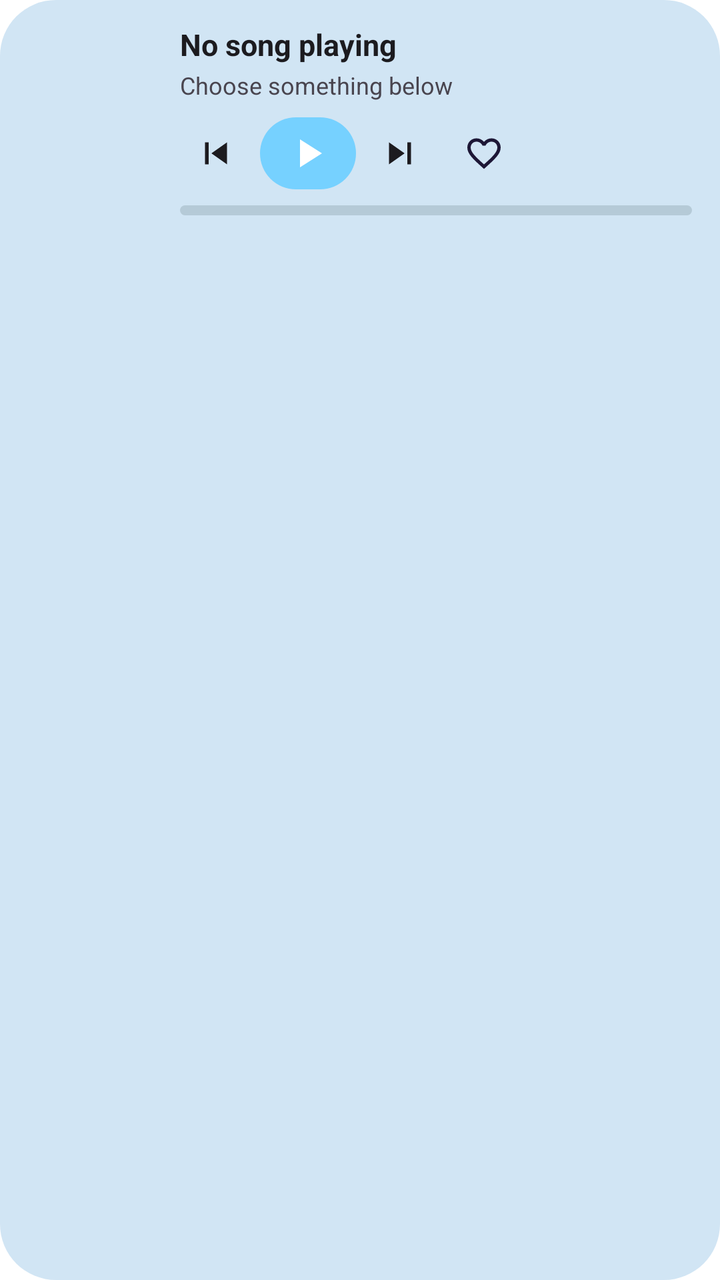
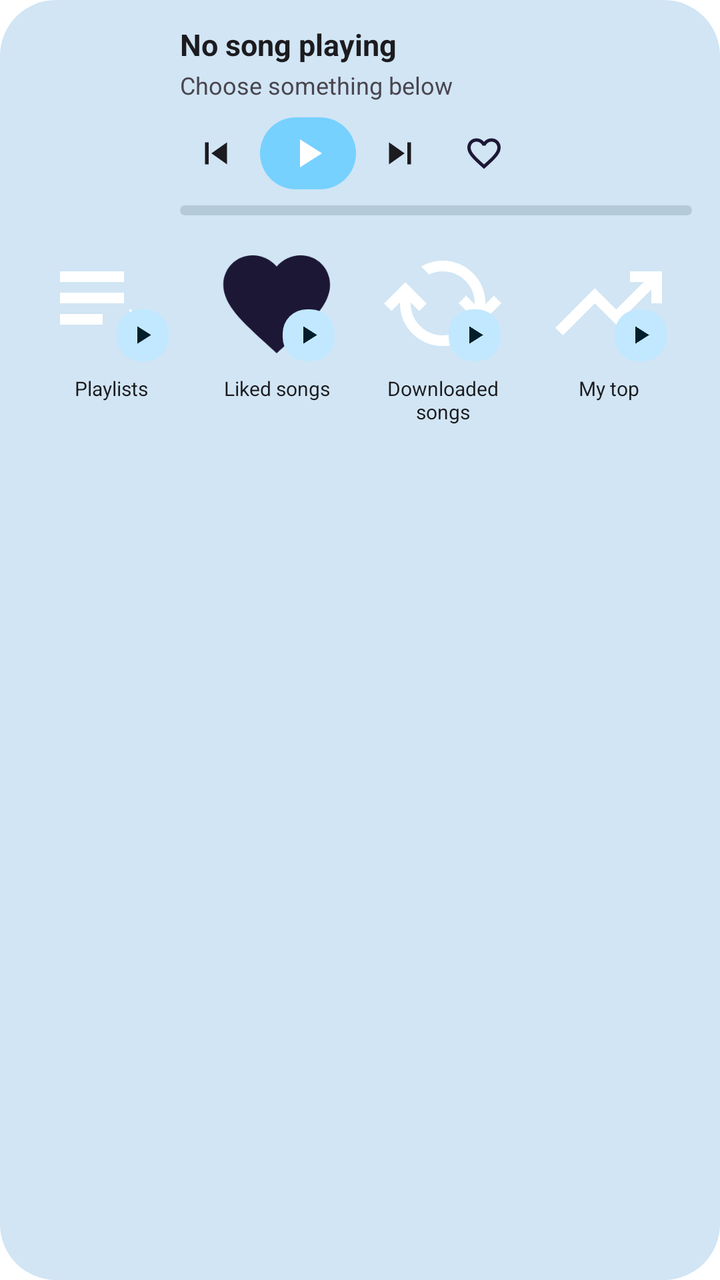

An Android layout rendered at two revisions. The XML below is the earlier revision; the diff shows what the commit changed to produce the second picture.
<!-- AndroidManifest.xml: application theme Theme.vela -->
<!-- res/layout/widget_playlist_preview.xml -->
<?xml version="1.0" encoding="utf-8"?>
<LinearLayout xmlns:android="http://schemas.android.com/apk/res/android"
    android:id="@android:id/background"
    android:layout_width="match_parent"
    android:layout_height="wrap_content"
    android:orientation="vertical"
    android:gravity="top"
    android:background="@drawable/widget_background"
    android:paddingStart="14dp"
    android:paddingEnd="14dp"
    android:paddingTop="12dp"
    android:paddingBottom="12dp"
    android:theme="@style/Theme.Widget.vela">

    <LinearLayout
        android:layout_width="match_parent"
        android:layout_height="wrap_content"
        android:orientation="horizontal"
        android:gravity="center_vertical">

        <ImageView
            android:layout_width="64dp"
            android:layout_height="64dp"
            android:scaleType="centerCrop"
            android:src="@mipmap/ic_launcher"
            android:contentDescription="@string/album_art" />

        <LinearLayout
            android:layout_width="0dp"
            android:layout_height="wrap_content"
            android:layout_weight="1"
            android:layout_marginStart="12dp"
            android:orientation="vertical">

            <TextView
                android:layout_width="match_parent"
                android:layout_height="wrap_content"
                android:text="@string/not_playing"
                android:textSize="15sp"
                android:textStyle="bold"
                android:textColor="@color/widget_text_primary"
                android:maxLines="1"
                android:ellipsize="end" />

            <TextView
                android:layout_width="match_parent"
                android:layout_height="wrap_content"
                android:layout_marginTop="2dp"
                android:text="@string/choose_something_below"
                android:textSize="12sp"
                android:textColor="@color/widget_text_secondary"
                android:maxLines="1"
                android:ellipsize="end" />

            <LinearLayout
                android:layout_width="match_parent"
                android:layout_height="36dp"
                android:layout_marginTop="8dp"
                android:orientation="horizontal"
                android:gravity="center_vertical">

                <ImageView
                    android:layout_width="36dp"
                    android:layout_height="36dp"
                    android:padding="7dp"
                    android:src="@drawable/ic_widget_skip_previous"
                    android:contentDescription="@string/previous" />

                <FrameLayout
                    android:layout_width="48dp"
                    android:layout_height="36dp"
                    android:layout_marginStart="4dp"
                    android:layout_marginEnd="4dp"
                    android:background="@drawable/widget_play_pill_bg">
                    <ImageView
                        android:layout_width="24dp"
                        android:layout_height="24dp"
                        android:layout_gravity="center"
                        android:src="@drawable/ic_widget_play"
                        android:contentDescription="@string/play_pause" />
                </FrameLayout>

                <ImageView
                    android:layout_width="36dp"
                    android:layout_height="36dp"
                    android:padding="7dp"
                    android:src="@drawable/ic_widget_skip_next"
                    android:contentDescription="@string/next" />

                <ImageView
                    android:layout_width="36dp"
                    android:layout_height="36dp"
                    android:layout_marginStart="6dp"
                    android:padding="8dp"
                    android:src="@drawable/ic_widget_heart_outline_nav"
                    android:contentDescription="@string/like" />
            </LinearLayout>

            <FrameLayout
                android:layout_width="match_parent"
                android:layout_height="5dp"
                android:layout_marginTop="8dp">
                <ImageView
                    android:layout_width="match_parent"
                    android:layout_height="match_parent"
                    android:src="@drawable/widget_progress_track"
                    android:scaleType="fitXY" />
                <ImageView
                    android:layout_width="match_parent"
                    android:layout_height="match_parent"
                    android:src="@drawable/widget_progress_clip"
                    android:scaleType="fitXY" />
            </FrameLayout>
        </LinearLayout>
    </LinearLayout>

    <LinearLayout
        android:layout_width="match_parent"
        android:layout_height="wrap_content"
        android:layout_marginTop="12dp"
        android:orientation="horizontal"
        android:gravity="start">

        <LinearLayout style="@style/MetrolistPlaylistWidgetCard">
            <FrameLayout style="@style/MetrolistPlaylistWidgetArtworkFrame">
                <ImageView style="@style/MetrolistPlaylistWidgetArtwork" android:src="@drawable/playlist_play" />
                <FrameLayout style="@style/MetrolistPlaylistWidgetCardPlayButton"><ImageView style="@style/MetrolistPlaylistWidgetCardPlayIcon" /></FrameLayout>
            </FrameLayout>
            <TextView style="@style/MetrolistPlaylistWidgetCardTitle" android:text="@string/widget_playlists" />
        </LinearLayout>

        <LinearLayout style="@style/MetrolistPlaylistWidgetCard">
            <FrameLayout style="@style/MetrolistPlaylistWidgetArtworkFrame">
                <ImageView style="@style/MetrolistPlaylistWidgetArtwork" android:src="@drawable/ic_widget_heart_nav" />
                <FrameLayout style="@style/MetrolistPlaylistWidgetCardPlayButton"><ImageView style="@style/MetrolistPlaylistWidgetCardPlayIcon" /></FrameLayout>
            </FrameLayout>
            <TextView style="@style/MetrolistPlaylistWidgetCardTitle" android:text="@string/liked_songs" />
        </LinearLayout>

        <LinearLayout style="@style/MetrolistPlaylistWidgetCard">
            <FrameLayout style="@style/MetrolistPlaylistWidgetArtworkFrame">
                <ImageView style="@style/MetrolistPlaylistWidgetArtwork" android:src="@drawable/cached" />
                <FrameLayout style="@style/MetrolistPlaylistWidgetCardPlayButton"><ImageView style="@style/MetrolistPlaylistWidgetCardPlayIcon" /></FrameLayout>
            </FrameLayout>
            <TextView style="@style/MetrolistPlaylistWidgetCardTitle" android:text="@string/downloaded_songs" />
        </LinearLayout>

        <LinearLayout style="@style/MetrolistPlaylistWidgetCard">
            <FrameLayout style="@style/MetrolistPlaylistWidgetArtworkFrame">
                <ImageView style="@style/MetrolistPlaylistWidgetArtwork" android:src="@drawable/trending_up" />
                <FrameLayout style="@style/MetrolistPlaylistWidgetCardPlayButton"><ImageView style="@style/MetrolistPlaylistWidgetCardPlayIcon" /></FrameLayout>
            </FrameLayout>
            <TextView style="@style/MetrolistPlaylistWidgetCardTitle" android:text="@string/my_top" />
        </LinearLayout>
    </LinearLayout>
</LinearLayout>
<!-- resources referenced by this layout -->
<resources>
  <color name="widget_text_primary">#1C1B1F</color>
  <color name="widget_text_secondary">#49454F</color>
  <string name="album_art">Album art</string>
  <string name="choose_something_below">Choose something below</string>
  <string name="downloaded_songs">Downloaded songs</string>
  <string name="like">Like</string>
  <string name="liked_songs">Liked songs</string>
  <string name="my_top">My top</string>
  <string name="next">Next</string>
  <string name="not_playing">No song playing</string>
  <string name="play_pause">Play/Pause</string>
  <string name="previous">Previous</string>
  <string name="widget_playlists">Playlists</string>
  <color name="widget_on_tertiary_container">#31111D</color>
  <!-- unchanged entries left out for length: 17 -->
</resources>

<!-- the commit's change to res/layout/widget_playlist_preview.xml (unified diff, before → after) -->
@@ -121,36 +121,36 @@
         android:orientation="horizontal"
         android:gravity="start">
 
-        <LinearLayout style="@style/MetrolistPlaylistWidgetCard">
-            <FrameLayout style="@style/MetrolistPlaylistWidgetArtworkFrame">
-                <ImageView style="@style/MetrolistPlaylistWidgetArtwork" android:src="@drawable/playlist_play" />
-                <FrameLayout style="@style/MetrolistPlaylistWidgetCardPlayButton"><ImageView style="@style/MetrolistPlaylistWidgetCardPlayIcon" /></FrameLayout>
+        <LinearLayout style="@style/VelaPlaylistWidgetCard">
+            <FrameLayout style="@style/VelaPlaylistWidgetArtworkFrame">
+                <ImageView style="@style/VelaPlaylistWidgetArtwork" android:src="@drawable/playlist_play" />
+                <FrameLayout style="@style/VelaPlaylistWidgetCardPlayButton"><ImageView style="@style/VelaPlaylistWidgetCardPlayIcon" /></FrameLayout>
             </FrameLayout>
-            <TextView style="@style/MetrolistPlaylistWidgetCardTitle" android:text="@string/widget_playlists" />
+            <TextView style="@style/VelaPlaylistWidgetCardTitle" android:text="@string/widget_playlists" />
         </LinearLayout>
 
-        <LinearLayout style="@style/MetrolistPlaylistWidgetCard">
-            <FrameLayout style="@style/MetrolistPlaylistWidgetArtworkFrame">
-                <ImageView style="@style/MetrolistPlaylistWidgetArtwork" android:src="@drawable/ic_widget_heart_nav" />
-                <FrameLayout style="@style/MetrolistPlaylistWidgetCardPlayButton"><ImageView style="@style/MetrolistPlaylistWidgetCardPlayIcon" /></FrameLayout>
+        <LinearLayout style="@style/VelaPlaylistWidgetCard">
+            <FrameLayout style="@style/VelaPlaylistWidgetArtworkFrame">
+                <ImageView style="@style/VelaPlaylistWidgetArtwork" android:src="@drawable/ic_widget_heart_nav" />
+                <FrameLayout style="@style/VelaPlaylistWidgetCardPlayButton"><ImageView style="@style/VelaPlaylistWidgetCardPlayIcon" /></FrameLayout>
             </FrameLayout>
-            <TextView style="@style/MetrolistPlaylistWidgetCardTitle" android:text="@string/liked_songs" />
+            <TextView style="@style/VelaPlaylistWidgetCardTitle" android:text="@string/liked_songs" />
         </LinearLayout>
 
-        <LinearLayout style="@style/MetrolistPlaylistWidgetCard">
-            <FrameLayout style="@style/MetrolistPlaylistWidgetArtworkFrame">
-                <ImageView style="@style/MetrolistPlaylistWidgetArtwork" android:src="@drawable/cached" />
-                <FrameLayout style="@style/MetrolistPlaylistWidgetCardPlayButton"><ImageView style="@style/MetrolistPlaylistWidgetCardPlayIcon" /></FrameLayout>
+        <LinearLayout style="@style/VelaPlaylistWidgetCard">
+            <FrameLayout style="@style/VelaPlaylistWidgetArtworkFrame">
+                <ImageView style="@style/VelaPlaylistWidgetArtwork" android:src="@drawable/cached" />
+                <FrameLayout style="@style/VelaPlaylistWidgetCardPlayButton"><ImageView style="@style/VelaPlaylistWidgetCardPlayIcon" /></FrameLayout>
             </FrameLayout>
-            <TextView style="@style/MetrolistPlaylistWidgetCardTitle" android:text="@string/downloaded_songs" />
+            <TextView style="@style/VelaPlaylistWidgetCardTitle" android:text="@string/downloaded_songs" />
         </LinearLayout>
 
-        <LinearLayout style="@style/MetrolistPlaylistWidgetCard">
-            <FrameLayout style="@style/MetrolistPlaylistWidgetArtworkFrame">
-                <ImageView style="@style/MetrolistPlaylistWidgetArtwork" android:src="@drawable/trending_up" />
-                <FrameLayout style="@style/MetrolistPlaylistWidgetCardPlayButton"><ImageView style="@style/MetrolistPlaylistWidgetCardPlayIcon" /></FrameLayout>
+        <LinearLayout style="@style/VelaPlaylistWidgetCard">
+            <FrameLayout style="@style/VelaPlaylistWidgetArtworkFrame">
+                <ImageView style="@style/VelaPlaylistWidgetArtwork" android:src="@drawable/trending_up" />
+                <FrameLayout style="@style/VelaPlaylistWidgetCardPlayButton"><ImageView style="@style/VelaPlaylistWidgetCardPlayIcon" /></FrameLayout>
             </FrameLayout>
-            <TextView style="@style/MetrolistPlaylistWidgetCardTitle" android:text="@string/my_top" />
+            <TextView style="@style/VelaPlaylistWidgetCardTitle" android:text="@string/my_top" />
         </LinearLayout>
     </LinearLayout>
 </LinearLayout>
<!-- resource entries referenced after the edit -->
@@ -13,7 +13,74 @@
   <string name="play_pause">Play/Pause</string>
   <string name="previous">Previous</string>
   <string name="widget_playlists">Playlists</string>
+  <style name="VelaPlaylistWidgetArtwork">
+          <item name="android:layout_width">64dp</item>
+          <item name="android:layout_height">64dp</item>
+          <item name="android:scaleType">centerCrop</item>
+          <item name="android:src">@mipmap/ic_launcher</item>
+          <item name="android:contentDescription">@string/widget_playlists</item>
+      </style>
+  <style name="VelaPlaylistWidgetArtworkFrame">
+          <item name="android:layout_width">64dp</item>
+          <item name="android:layout_height">64dp</item>
+      </style>
+  <style name="VelaPlaylistWidgetCard">
+          <item name="android:layout_width">0dp</item>
+          <item name="android:layout_height">wrap_content</item>
+          <item name="android:layout_weight">1</item>
+          <item name="android:orientation">vertical</item>
+          <item name="android:gravity">center_horizontal</item>
+      </style>
+  <style name="VelaPlaylistWidgetCardPlayButton">
+          <item name="android:layout_width">26dp</item>
+          <item name="android:layout_height">26dp</item>
+          <item name="android:layout_gravity">bottom|end</item>
+          <item name="android:layout_marginEnd">3dp</item>
+          <item name="android:layout_marginBottom">3dp</item>
+          <item name="android:background">@drawable/widget_play_button_circular</item>
+      </style>
+  <style name="VelaPlaylistWidgetCardPlayIcon">
+          <item name="android:layout_width">15dp</item>
+          <item name="android:layout_height">15dp</item>
+          <item name="android:layout_gravity">center</item>
+          <item name="android:src">@drawable/ic_widget_play_low</item>
+          <item name="android:contentDescription">@string/play</item>
+      </style>
+  <style name="VelaPlaylistWidgetCardTitle">
+          <item name="android:layout_width">68dp</item>
+          <item name="android:layout_height">wrap_content</item>
+          <item name="android:layout_marginTop">5dp</item>
+          <item name="android:textSize">10sp</item>
+          <item name="android:textColor">@color/widget_text_primary</item>
+          <item name="android:maxLines">2</item>
+          <item name="android:ellipsize">end</item>
+          <item name="android:gravity">center</item>
+          <item name="android:includeFontPadding">false</item>
+      </style>
   <color name="widget_on_tertiary_container">#31111D</color>
+  <!-- drawable widget_play_button_circular (drawable) -->
+  <?xml version="1.0" encoding="utf-8"?>
+  <shape xmlns:android="http://schemas.android.com/apk/res/android"
+      android:shape="rectangle">
+      <solid android:color="@color/widget_play_button_low_bg" />
+      <corners android:radius="12dp" />
+      <size android:width="56dp" android:height="56dp" />
+  </shape>
+  <!-- drawable ic_widget_play_low (drawable) -->
+  <vector xmlns:android="http://schemas.android.com/apk/res/android"
+      android:height="24dp"
+      android:viewportHeight="24"
+      android:viewportWidth="24"
+      android:width="24dp">
+      <path
+          android:fillColor="@color/widget_play_button_low_icon"
+          android:pathData="M8,5v14l11,-7z"/>
+  </vector>
+  <string name="play">Play</string>
+  <color name="widget_play_button_low_bg">@color/widget_primary_container</color>
+  <color name="widget_play_button_low_icon">@color/widget_on_primary_container</color>
+  <color name="widget_primary_container">#EADDFF</color>
+  <color name="widget_on_primary_container">#21005D</color>
   <!-- unchanged entries left out for length: 17 -->
 </resources>
 
